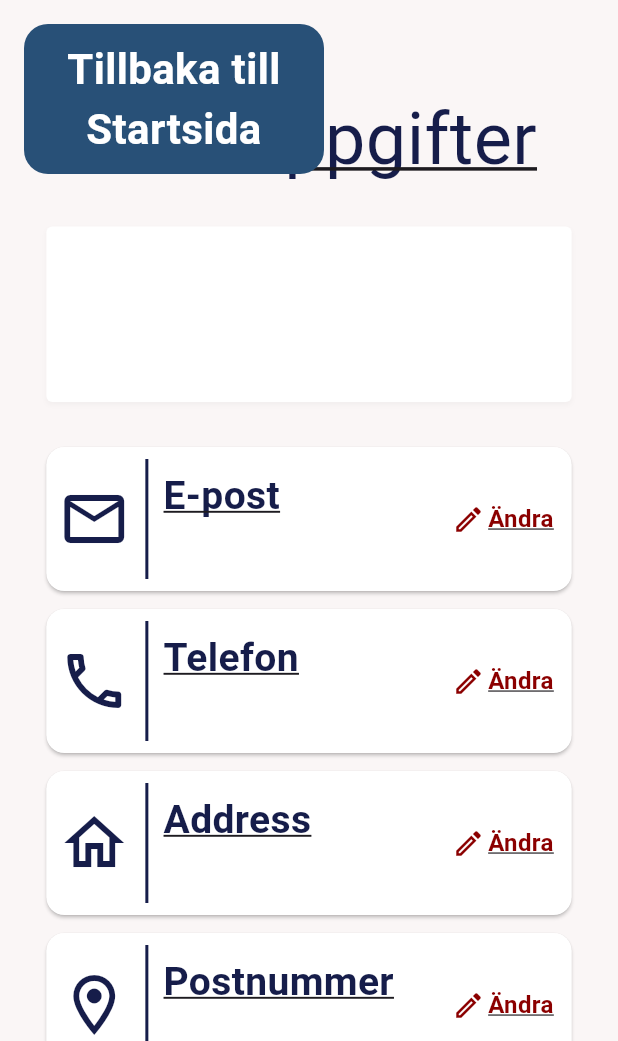
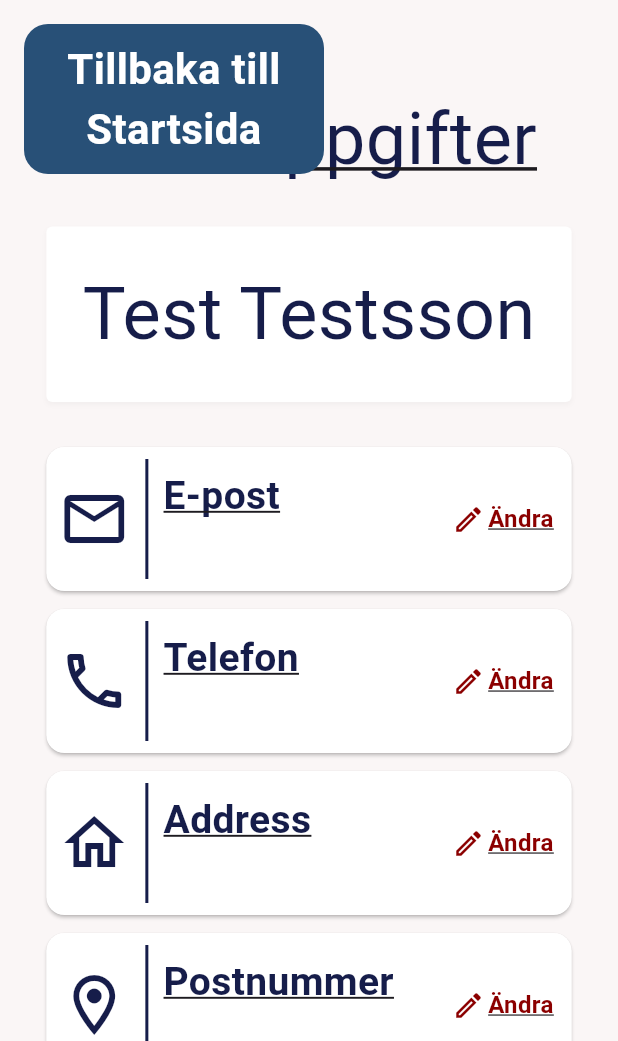
Before and after one commit to lo-gen/projekt_grupp34, a Flutter app: the Kontosida screen opened directly, on a phone screen of 412 x 824 dp, the part 195-1236 px from its top. Run offline on Flutter 3.47's test engine with Material 3 defaults, Android fonts, the phone set to English and light mode, and no system bars; our stand-ins replace google_fonts; accounts and stored records are empty; network calls fail.

Commit message:
Bugfixade namn på kontosida

```diff
--- a/lib/pages/kontosida.dart
+++ b/lib/pages/kontosida.dart
@@ -399,6 +399,10 @@ class _KontosidaState extends State<Kontosida> {
     var dataHandler = context.watch<ImatDataHandler>();
     var customer = dataHandler.getCustomer();
 
+    customer.firstName = "Test";
+    customer.lastName = "Testsson";
+    dataHandler.setCustomer(customer);
+
     firstName = customer.firstName;
     lastName = customer.lastName;
     email = customer.email;
```
